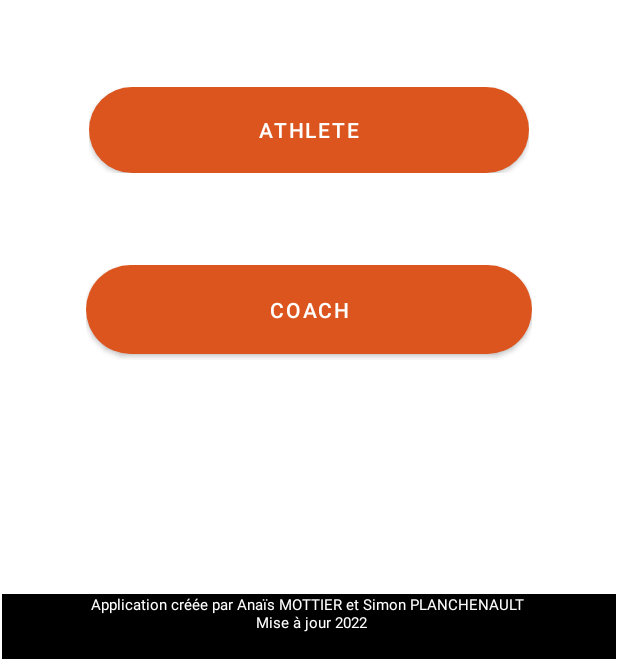
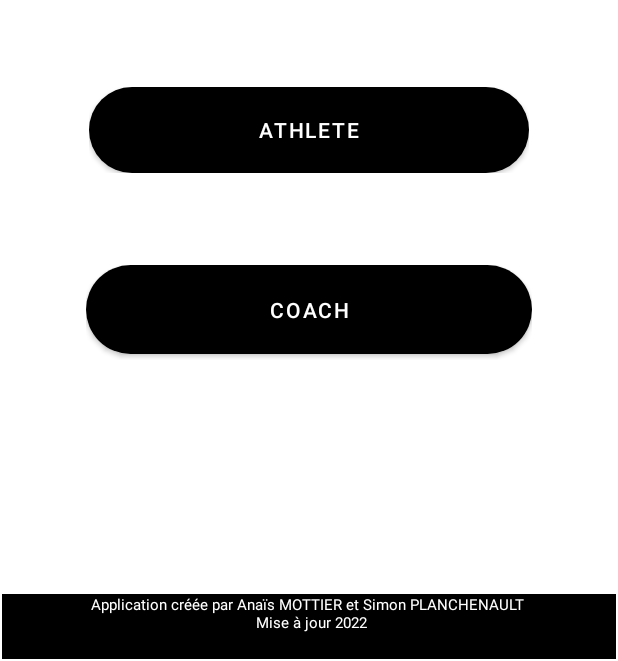
Before and after one commit to Ananas-prog/SportDroid, an Android app: the screen it shows after launch (Accueil), on a phone screen of 412 x 824 dp, the part 575-1236 px from its top. Run offline under Robolectric (Android 15) with nearby library versions, the phone set to English and light mode, and no system bars; our stand-ins replace Firebase (no records; nobody signed in at launch, a user with empty details on screens opened directly).

Commit message:
new logo et couleurs corrigés

```diff
--- a/app/src/main/res/drawable/arrondir.xml
+++ b/app/src/main/res/drawable/arrondir.xml
@@ -1,7 +1,7 @@
 <?xml version="1.0" encoding="utf-8"?>
 <shape xmlns:android="http://schemas.android.com/apk/res/android">
 
-        <solid android:color="@color/bleu">
+        <solid android:color="@color/blue">
 
         </solid>
     <corners android:radius="100dp"></corners>
--- a/app/src/main/res/layout/activity_calendar.xml
+++ b/app/src/main/res/layout/activity_calendar.xml
@@ -27,7 +27,7 @@
                 android:id="@+id/logoAppli"
                 android:layout_width="match_parent"
                 android:layout_height="match_parent"
-                app:srcCompat="@mipmap/le_mans_triathlon" />
+                app:srcCompat="@mipmap/sportdroidbis" />
         </LinearLayout>
 
         <LinearLayout
--- a/app/src/main/res/layout/activity_infos.xml
+++ b/app/src/main/res/layout/activity_infos.xml
@@ -27,7 +27,7 @@
                 android:id="@+id/logoAppli"
                 android:layout_width="match_parent"
                 android:layout_height="match_parent"
-                app:srcCompat="@mipmap/le_mans_triathlon" />
+                app:srcCompat="@mipmap/sportdroidlogo" />
         </LinearLayout>
 
         <LinearLayout
--- a/app/src/main/res/layout/activity_main.xml
+++ b/app/src/main/res/layout/activity_main.xml
@@ -75,11 +75,11 @@
 
         <Button
             style="@style/Widget.AppCompat.Button.Borderless"
-            android:textColor="@color/bleu"
+            android:textColor="@color/blue"
             android:textSize="15sp"
             app:cornerRadius="8dp"
             app:rippleColor="#33AAAAAA"
-            app:strokeColor="@color/bleu"
+            app:strokeColor="@color/blue"
             app:strokeWidth="2dp"
 
             android:id="@+id/ButtonAjouterEntrainement"
@@ -111,7 +111,7 @@
                 android:id="@+id/logoAppli"
                 android:layout_width="match_parent"
                 android:layout_height="match_parent"
-                app:srcCompat="@mipmap/le_mans_triathlon" />
+                app:srcCompat="@mipmap/sportdroidlogo" />
         </LinearLayout>
 
         <LinearLayout
--- a/app/src/main/res/values-night/themes.xml
+++ b/app/src/main/res/values-night/themes.xml
@@ -2,12 +2,12 @@
     <!-- Base application theme. -->
     <style name="Theme.SportDroid" parent="Theme.MaterialComponents.DayNight.NoActionBar">
         <!-- Primary brand color. -->
-        <item name="colorPrimary">@color/purple_200</item>
-        <item name="colorPrimaryVariant">@color/purple_700</item>
+        <item name="colorPrimary">@color/blue</item>
+        <item name="colorPrimaryVariant">@color/blue</item>
         <item name="colorOnPrimary">@color/black</item>
         <!-- Secondary brand color. -->
-        <item name="colorSecondary">@color/teal_200</item>
-        <item name="colorSecondaryVariant">@color/teal_200</item>
+        <item name="colorSecondary">@color/blue</item>
+        <item name="colorSecondaryVariant">@color/blue</item>
         <item name="colorOnSecondary">@color/black</item>
         <!-- Status bar color. -->
         <item name="android:statusBarColor" tools:targetApi="l">?attr/colorPrimaryVariant</item>
--- a/app/src/main/res/values/themes.xml
+++ b/app/src/main/res/values/themes.xml
@@ -2,12 +2,12 @@
     <!-- Base application theme. -->
     <style name="Theme.SportDroid" parent="Theme.MaterialComponents.DayNight.NoActionBar">
         <!-- Primary brand color. -->
-        <item name="colorPrimary">#DC551F</item>
-        <item name="colorPrimaryVariant">#DC551F</item>
+        <item name="colorPrimary">@color/black</item>
+        <item name="colorPrimaryVariant">@color/black</item>
         <item name="colorOnPrimary">@color/white</item>
         <!-- Secondary brand color. -->
-        <item name="colorSecondary">@color/teal_200</item>
-        <item name="colorSecondaryVariant">@color/teal_700</item>
+        <item name="colorSecondary">@color/blue</item>
+        <item name="colorSecondaryVariant">@color/blue</item>
         <item name="colorOnSecondary">@color/black</item>
         <!-- Status bar color. -->
         <item name="android:statusBarColor" tools:targetApi="l">?attr/colorPrimaryVariant</item>
```
